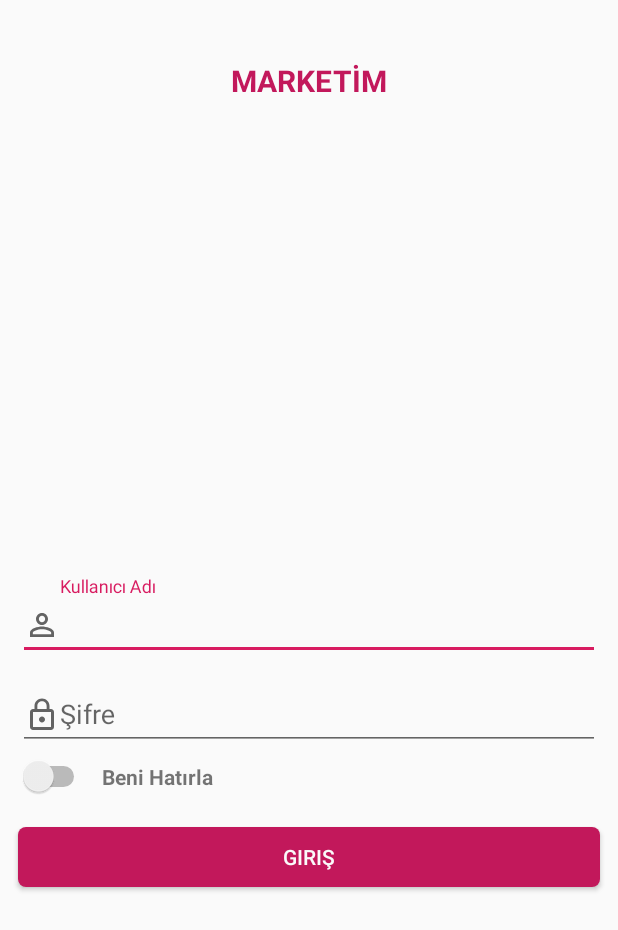
After one commit to okanSerdaroglu/ShoppingApp, an Android app: the layout fragment_login.xml on its own in the app's theme, with its tools: preview values and no code run, on a phone screen of 412 x 824 dp. The commit adds this screen. Shown: the top 930 px of the screen. Run offline under Robolectric (Android 15) with nearby library versions, the phone set to English and light mode, and no system bars.

Commit message:
login screen added

```diff
--- a/app/build.gradle
+++ b/app/build.gradle
@@ -22,6 +22,7 @@ dependencies {
     implementation fileTree(dir: 'libs', include: ['*.jar'])
     implementation 'com.android.support:appcompat-v7:28.0.0'
     implementation 'com.android.support.constraint:constraint-layout:1.1.3'
+    implementation 'com.google.android.material:material:1.0.0'
     testImplementation 'junit:junit:4.12'
     androidTestImplementation 'com.android.support.test:runner:1.0.2'
     androidTestImplementation 'com.android.support.test.espresso:espresso-core:3.0.2'
--- /dev/null
+++ b/app/src/main/res/drawable/bg_button_red.xml
@@ -0,0 +1,6 @@
+<?xml version="1.0" encoding="utf-8"?>
+<selector xmlns:android="http://schemas.android.com/apk/res/android">
+<item android:drawable="@drawable/bg_button_red_state_disabled" android:state_enabled="false" />
+<item android:drawable="@drawable/bg_button_red_state_pressed" android:state_pressed="true" />
+<item android:drawable="@drawable/bg_button_red_state_normal" />
+</selector>
--- /dev/null
+++ b/app/src/main/res/drawable/bg_button_red_state_disabled.xml
@@ -0,0 +1,6 @@
+<?xml version="1.0" encoding="utf-8"?>
+<shape xmlns:android="http://schemas.android.com/apk/res/android"
+    android:shape="rectangle">
+    <solid android:color="@color/colorRedDisabled" />
+    <corners android:radius="5dp" />
+</shape>
--- /dev/null
+++ b/app/src/main/res/drawable/bg_button_red_state_normal.xml
@@ -0,0 +1,6 @@
+<?xml version="1.0" encoding="utf-8"?>
+<shape xmlns:android="http://schemas.android.com/apk/res/android"
+    android:shape="rectangle">
+    <solid android:color="@color/colorRed" />
+    <corners android:radius="5dp" />
+</shape>
--- /dev/null
+++ b/app/src/main/res/drawable/bg_button_red_state_pressed.xml
@@ -0,0 +1,6 @@
+<?xml version="1.0" encoding="utf-8"?>
+<shape xmlns:android="http://schemas.android.com/apk/res/android"
+    android:shape="rectangle">
+    <solid android:color="@color/colorDarkRed" />
+    <corners android:radius="5dp" />
+</shape>
--- /dev/null
+++ b/app/src/main/res/drawable/ic_lock.xml
@@ -0,0 +1,5 @@
+<vector android:alpha="0.6" android:height="24dp"
+    android:viewportHeight="24.0" android:viewportWidth="24.0"
+    android:width="24dp" xmlns:android="http://schemas.android.com/apk/res/android">
+    <path android:fillColor="#FF000000" android:pathData="M12,17c1.1,0 2,-0.9 2,-2s-0.9,-2 -2,-2 -2,0.9 -2,2 0.9,2 2,2zM18,8h-1L17,6c0,-2.76 -2.24,-5 -5,-5S7,3.24 7,6v2L6,8c-1.1,0 -2,0.9 -2,2v10c0,1.1 0.9,2 2,2h12c1.1,0 2,-0.9 2,-2L20,10c0,-1.1 -0.9,-2 -2,-2zM8.9,6c0,-1.71 1.39,-3.1 3.1,-3.1s3.1,1.39 3.1,3.1v2L8.9,8L8.9,6zM18,20L6,20L6,10h12v10z"/>
+</vector>
--- /dev/null
+++ b/app/src/main/res/drawable/ic_username.xml
@@ -0,0 +1,5 @@
+<vector android:alpha="0.6" android:height="24dp"
+    android:viewportHeight="24.0" android:viewportWidth="24.0"
+    android:width="24dp" xmlns:android="http://schemas.android.com/apk/res/android">
+    <path android:fillColor="#FF000000" android:pathData="M12,5.9c1.16,0 2.1,0.94 2.1,2.1s-0.94,2.1 -2.1,2.1S9.9,9.16 9.9,8s0.94,-2.1 2.1,-2.1m0,9c2.97,0 6.1,1.46 6.1,2.1v1.1L5.9,18.1L5.9,17c0,-0.64 3.13,-2.1 6.1,-2.1M12,4C9.79,4 8,5.79 8,8s1.79,4 4,4 4,-1.79 4,-4 -1.79,-4 -4,-4zM12,13c-2.67,0 -8,1.34 -8,4v3h16v-3c0,-2.66 -5.33,-4 -8,-4z"/>
+</vector>
--- /dev/null
+++ b/app/src/main/res/layout/fragment_login.xml
@@ -0,0 +1,87 @@
+<?xml version="1.0" encoding="utf-8"?>
+<android.support.constraint.ConstraintLayout xmlns:android="http://schemas.android.com/apk/res/android"
+    xmlns:app="http://schemas.android.com/apk/res-auto"
+    android:layout_width="match_parent"
+    android:layout_height="match_parent">
+
+    <TextView
+        android:id="@+id/textViewTitle"
+        android:layout_width="wrap_content"
+        android:layout_height="wrap_content"
+        android:layout_marginTop="@dimen/margin_40"
+        android:text="@string/login_title"
+        android:textColor="@color/colorRed"
+        android:textSize="@dimen/text_size_20"
+        android:textStyle="bold"
+        app:layout_constraintEnd_toEndOf="parent"
+        app:layout_constraintStart_toStartOf="parent"
+        app:layout_constraintTop_toTopOf="parent" />
+
+    <com.google.android.material.textfield.TextInputLayout
+        android:id="@+id/textInputLayoutUsername"
+        android:layout_width="0dp"
+        android:layout_height="wrap_content"
+        android:layout_margin="@dimen/margin_12"
+        app:layout_constraintBottom_toBottomOf="parent"
+        app:layout_constraintEnd_toEndOf="parent"
+        app:layout_constraintStart_toStartOf="parent"
+        app:layout_constraintTop_toTopOf="parent">
+
+        <com.google.android.material.textfield.TextInputEditText
+            android:layout_width="match_parent"
+            android:layout_height="wrap_content"
+            android:drawableStart="@drawable/ic_username"
+            android:hint="@string/username"
+            android:singleLine="true" />
+    </com.google.android.material.textfield.TextInputLayout>
+
+    <com.google.android.material.textfield.TextInputLayout
+        android:id="@+id/textInputLayoutPassword"
+        android:layout_width="0dp"
+        android:layout_height="wrap_content"
+        android:layout_marginTop="@dimen/margin_4"
+        app:layout_constraintEnd_toEndOf="@+id/textInputLayoutUsername"
+        app:layout_constraintStart_toStartOf="@+id/textInputLayoutUsername"
+        app:layout_constraintTop_toBottomOf="@+id/textInputLayoutUsername">
+
+        <com.google.android.material.textfield.TextInputEditText
+            android:layout_width="match_parent"
+            android:layout_height="wrap_content"
+            android:drawableStart="@drawable/ic_lock"
+            android:hint="@string/password"
+            android:singleLine="true" />
+    </com.google.android.material.textfield.TextInputLayout>
+
+    <Switch
+        android:layout_width="wrap_content"
+        android:layout_height="wrap_content"
+        android:id="@+id/switchSavePassword"
+        android:layout_marginTop="@dimen/margin_4"
+        app:layout_constraintStart_toStartOf="@+id/textInputLayoutPassword"
+        app:layout_constraintTop_toBottomOf="@+id/textInputLayoutPassword"/>
+
+    <TextView
+        android:layout_width="wrap_content"
+        android:layout_height="wrap_content"
+        android:text="@string/save_password"
+        android:textStyle="bold"
+        android:layout_marginStart="@dimen/margin_8"
+        app:layout_constraintStart_toEndOf="@id/switchSavePassword"
+        app:layout_constraintTop_toTopOf="@id/switchSavePassword"
+        app:layout_constraintBottom_toBottomOf="@id/switchSavePassword"/>
+
+    <Button
+        android:id="@+id/buttonConfirm"
+        android:layout_width="0dp"
+        android:layout_height="@dimen/margin_40"
+        android:layout_marginTop="@dimen/margin_20"
+        android:text="@string/button_confirm"
+        android:textColor="@color/colorWhite"
+        android:background="@drawable/bg_button_red"
+        app:layout_constraintStart_toStartOf="@+id/textInputLayoutPassword"
+        app:layout_constraintEnd_toEndOf="@+id/textInputLayoutPassword"
+        app:layout_constraintTop_toBottomOf="@+id/switchSavePassword" />
+
+
+
+</android.support.constraint.ConstraintLayout>
--- a/app/src/main/res/values/colors.xml
+++ b/app/src/main/res/values/colors.xml
@@ -3,4 +3,9 @@
     <color name="colorPrimary">#008577</color>
     <color name="colorPrimaryDark">#00574B</color>
     <color name="colorAccent">#D81B60</color>
+    <color name="colorRed">#C2185B</color>
+    <color name="colorWhite">#FAFAFA</color>
+    <color name="colorDarkRed">#a30700</color>
+    <color name="colorRedDisabled">#e1e4ea</color>
+
 </resources>
--- /dev/null
+++ b/app/src/main/res/values/dimens.xml
@@ -0,0 +1,9 @@
+<?xml version="1.0" encoding="utf-8"?>
+<resources>
+    <dimen name="text_size_20">20sp</dimen>
+    <dimen name="margin_40">40dp</dimen>
+    <dimen name="margin_12">12dp</dimen>
+    <dimen name="margin_8">8dp</dimen>
+    <dimen name="margin_4">4dp</dimen>
+    <dimen name="margin_20">20dp</dimen>
+</resources>
--- a/app/src/main/res/values/strings.xml
+++ b/app/src/main/res/values/strings.xml
@@ -1,3 +1,8 @@
 <resources>
     <string name="app_name">ShoppingApp</string>
+    <string name="login_title">MARKETİM</string>
+    <string name="username">Kullanıcı Adı</string>
+    <string name="password">Şifre</string>
+    <string name="save_password">Beni Hatırla</string>
+    <string name="button_confirm">Giriş</string>
 </resources>
```
